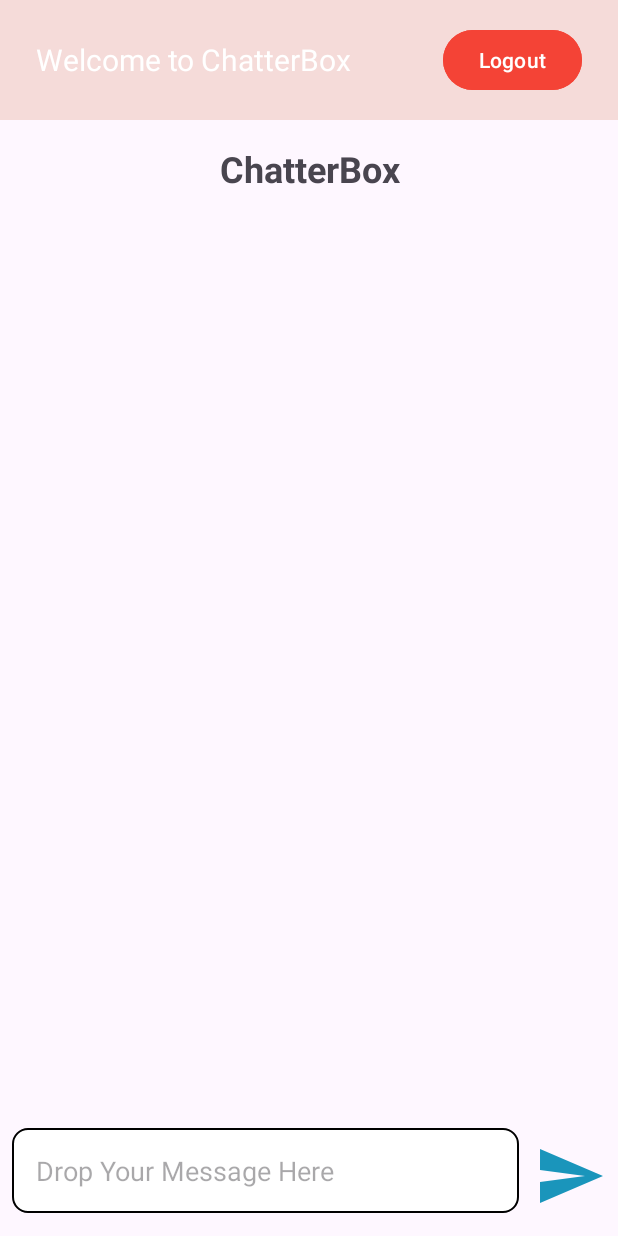
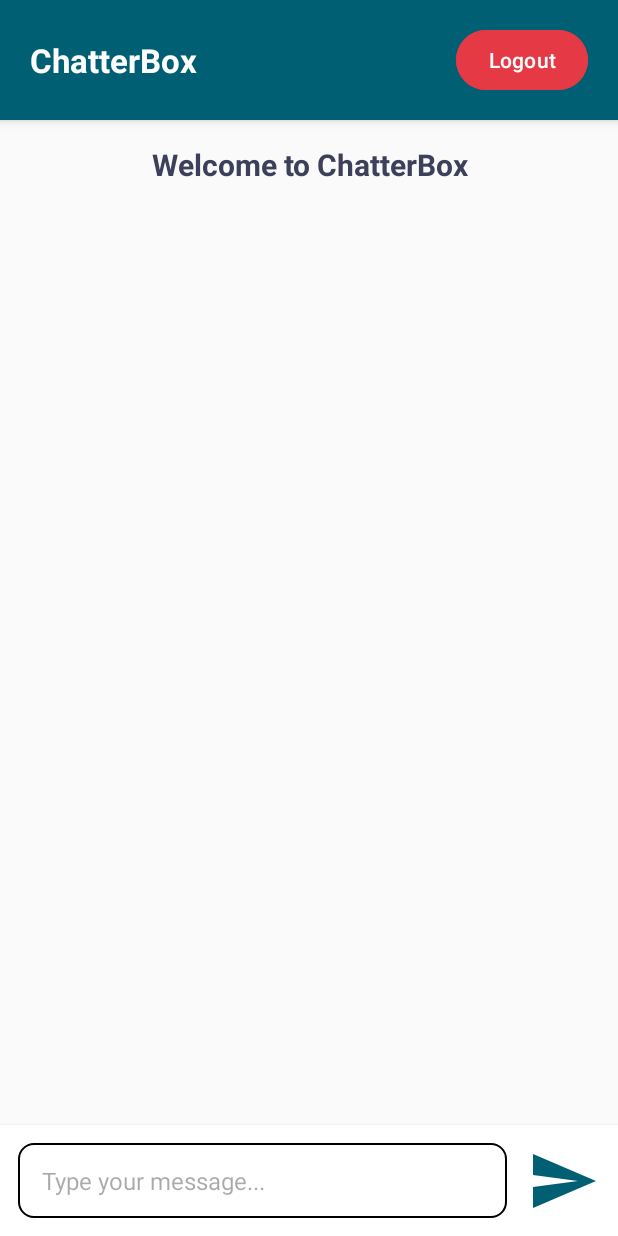
Before and after one commit to Aakashakx/ChatterBox, an Android app: the MainActivity screen opened directly, with no data from a screen before it, on a phone screen of 412 x 824 dp. Run offline under Robolectric (Android 15) with nearby library versions, the phone set to English and light mode, and no system bars.

Commit message:
Added style and logo

```diff
--- a/app/src/main/res/drawable/rounded_corner.xml
+++ b/app/src/main/res/drawable/rounded_corner.xml
@@ -11,4 +11,16 @@
         <stroke android:width="1dp" android:color="#DDDDDD" />
     </shape>
 
+    <shape >
+        <solid android:color="#FFFFFF" />
+        <corners android:radius="12dp" />
+        <stroke android:width="1dp" android:color="#d3d3d3" />
+    </shape>
+
+    <shape >
+        <solid android:color="#FFFFFF" />
+        <corners android:radius="16dp" />
+    </shape>
+
+
 </shape>
--- a/app/src/main/res/layout/activity_main.xml
+++ b/app/src/main/res/layout/activity_main.xml
@@ -3,6 +3,7 @@
     xmlns:tools="http://schemas.android.com/tools"
     android:layout_width="match_parent"
     android:layout_height="match_parent"
+    android:background="#FAFAFA"
     tools:context="com.example.chatterbox.MainActivity">
 
     <!-- Header Section -->
@@ -10,20 +11,22 @@
         android:id="@+id/header_layout"
         android:layout_width="match_parent"
         android:layout_height="wrap_content"
-        android:padding="16dp"
-        android:background="@color/colorPrimary"
-        android:layout_alignParentTop="true">
+        android:paddingVertical="16dp"
+        android:paddingHorizontal="20dp"
+        android:background="#005f73"
+        android:layout_alignParentTop="true"
+        android:elevation="4dp">
 
         <TextView
             android:id="@+id/header_text"
             android:layout_width="wrap_content"
             android:layout_height="wrap_content"
-            android:text="Welcome to ChatterBox"
-            android:textSize="20sp"
-            android:textColor="@android:color/white"
+            android:text="ChatterBox"
+            android:textSize="22sp"
+            android:textColor="#FFFFFF"
+            android:textStyle="bold"
             android:layout_centerVertical="true"
-            android:layout_alignParentStart="true"
-            android:layout_marginStart="8dp" />
+            android:layout_alignParentStart="true" />
 
         <Button
             android:id="@+id/logout_button"
@@ -31,59 +34,72 @@
             android:layout_height="wrap_content"
             android:layout_alignParentEnd="true"
             android:layout_centerVertical="true"
-            android:backgroundTint="@color/colorAccent"
+            android:backgroundTint="#e63946"
             android:text="Logout"
-            android:textColor="@android:color/white"
-            android:layout_marginEnd="8dp" />
-
+            android:textSize="14sp"
+            android:textColor="#FFFFFF"
+            android:paddingHorizontal="16dp"
+            android:paddingVertical="8dp"
+            android:elevation="2dp" />
     </RelativeLayout>
 
     <!-- Welcome Text -->
     <TextView
+        android:id="@+id/welcome_text"
         android:layout_width="match_parent"
         android:layout_height="wrap_content"
-        android:id="@+id/welcome_text"
         android:layout_below="@id/header_layout"
-        android:text="@string/chatterbox"
+        android:text="Welcome to ChatterBox"
         android:gravity="center"
-        android:textSize="24sp"
+        android:textSize="20sp"
         android:textStyle="bold"
-        android:padding="16dp" />
+        android:padding="16dp"
+        android:textColor="#3d405b" />
 
     <!-- RecyclerView for Chat -->
     <androidx.recyclerview.widget.RecyclerView
         android:id="@+id/recycler_view"
         android:layout_width="match_parent"
-        android:layout_height="match_parent"
+        android:layout_height="0dp"
         android:layout_below="@id/welcome_text"
-        android:layout_above="@id/bottom_layout" />
+        android:layout_above="@id/bottom_layout"
+        android:paddingHorizontal="16dp"
+        android:scrollbars="vertical" />
 
     <!-- Bottom Section for Input -->
     <RelativeLayout
         android:id="@+id/bottom_layout"
         android:layout_width="match_parent"
-        android:layout_height="80dp"
+        android:layout_height="wrap_content"
         android:layout_alignParentBottom="true"
-        android:padding="8dp">
+        android:padding="12dp"
+        android:background="#FFFFFF"
+        android:elevation="4dp">
 
         <EditText
             android:id="@+id/message_edit_text"
-            android:layout_width="match_parent"
-            android:layout_height="wrap_content"
-            android:hint="Drop Your Message Here"
-            android:padding="16dp"
+            android:layout_width="0dp"
+            android:layout_height="50dp"
             android:layout_toStartOf="@id/send_button"
-            android:background="@drawable/rounded_corner" />
+            android:layout_alignParentStart="true"
+            android:layout_centerVertical="true"
+            android:hint="Type your message..."
+            android:paddingHorizontal="16dp"
+            android:background="@drawable/rounded_corner"
+            android:textColor="#3d405b"
+            android:textSize="16sp"
+            android:layout_marginEnd="12dp" />
 
         <ImageButton
             android:id="@+id/send_button"
-            android:layout_width="48dp"
-            android:layout_height="48dp"
+            android:layout_width="50dp"
+            android:layout_height="50dp"
             android:layout_alignParentEnd="true"
             android:layout_centerVertical="true"
-            android:layout_marginStart="10dp"
             android:src="@drawable/ic_baseline_send_24"
-            android:background="?attr/selectableItemBackgroundBorderless" />
+            android:background="?attr/selectableItemBackgroundBorderless"
+            android:contentDescription="Send"
+            app:tint="#005f73" />
     </RelativeLayout>
 
 </RelativeLayout>
```
Also changed, not shown: app/src/main/AndroidManifest.xml (+3 -4 lines), app/src/main/res/layout/chat_item.xml (+27 -19 lines), app/src/main/res/mipmap-mdpi/ic_launcher.webp (deleted), app/src/main/res/mipmap-mdpi/ic_launcher_round.webp (deleted), app/src/main/res/mipmap-xhdpi/ic_launcher.webp (deleted), app/src/main/res/mipmap-xhdpi/ic_launcher_round.webp (deleted), app/src/main/res/mipmap-xxhdpi/ic_launcher.webp (deleted), app/src/main/res/mipmap-xxhdpi/ic_launcher_round.webp (deleted), app/src/main/res/mipmap-xxxhdpi/ic_launcher.webp (deleted), app/src/main/res/mipmap-xxxhdpi/ic_launcher_round.webp (deleted).
